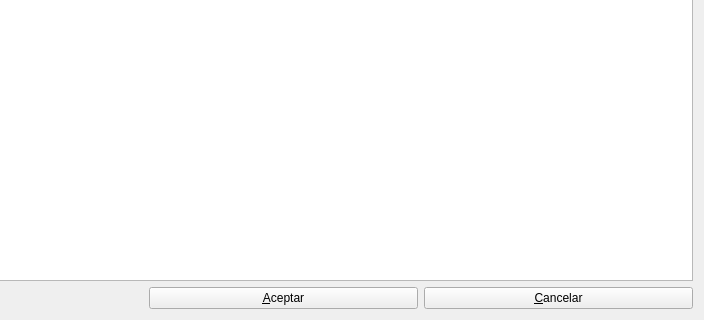
Qt form Busquedas/frmBuscarFactura.ui (arcnexus/RedFoX) before a commit; both pictures show x 412 to 1116 and y 145 to 465 of the 1116 by 465 pixel window.
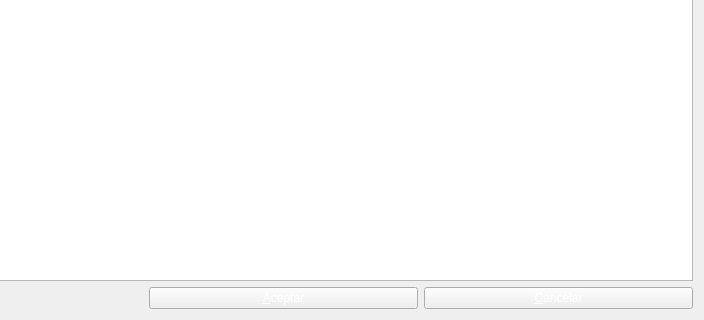
The same form after that commit. Icons and pictures are not drawn.

Commit message: Color Botones formularios - otros cambios menores -

Diff of the .ui file:
```diff
--- a/Busquedas/frmBuscarFactura.ui
+++ b/Busquedas/frmBuscarFactura.ui
@@ -125,6 +125,10 @@
     <layout class="QHBoxLayout" name="horizontalLayout_3">
      <item>
       <widget class="QPushButton" name="btnAceptar">
+       <property name="styleSheet">
+        <string notr="true">QPushButton:disabled{color: 0; }
+QPushButton:enabled{color: rgb(255,255,255); }</string>
+       </property>
        <property name="text">
         <string>&amp;Aceptar</string>
        </property>
@@ -132,6 +136,10 @@
      </item>
      <item>
       <widget class="QPushButton" name="btnCancelar">
+       <property name="styleSheet">
+        <string notr="true">QPushButton:disabled{color: 0; }
+QPushButton:enabled{color: rgb(255,255,255); }</string>
+       </property>
        <property name="text">
         <string>&amp;Cancelar</string>
        </property>
```
Left out of the diff: 4 changed lines with no effect on the pictures. The commit also changes 25 other files.
